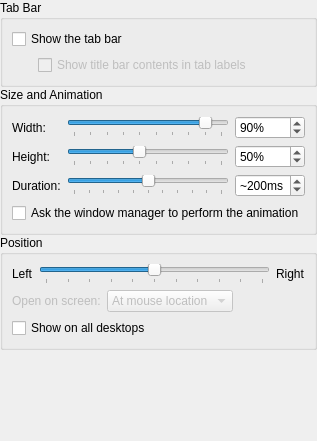
Above: app/config/windowsettings.ui from KDE/yakuake before the change. Below: the same form after it.
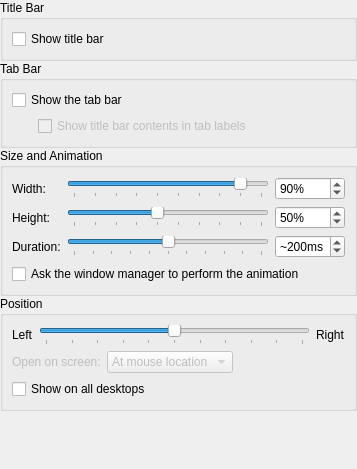
That is the form after the change.

```diff
--- a/app/config/windowsettings.ui
+++ b/app/config/windowsettings.ui
@@ -6,8 +6,8 @@
    <rect>
     <x>0</x>
     <y>0</y>
-    <width>289</width>
-    <height>441</height>
+    <width>357</width>
+    <height>469</height>
    </rect>
   </property>
   <layout class="QVBoxLayout" name="verticalLayout">
@@ -17,6 +17,37 @@
    <property name="margin">
     <number>0</number>
    </property>
+   <property name="topMargin">
+    <number>0</number>
+   </property>
+   <property name="rightMargin">
+    <number>0</number>
+   </property>
+   <property name="bottomMargin">
+    <number>0</number>
+   </property>
+   <item>
+    <widget class="QGroupBox" name="groupBox_0">
+     <property name="title">
+      <string>Title Bar</string>
+     </property>
+     <layout class="QVBoxLayout" name="verticalLayout_3">
+      <item>
+       <widget class="QCheckBox" name="kcfg_ShowTitleBar">
+        <property name="text">
+         <string>Show title bar</string>
+        </property>
+        <property name="checked">
+         <bool>false</bool>
+        </property>
+        <property name="tristate">
+         <bool>false</bool>
+        </property>
+       </widget>
+      </item>
+     </layout>
+    </widget>
+   </item>
    <item>
     <widget class="QGroupBox" name="groupBox_1">
      <property name="title">
```
Left out of the diff: 38 changed lines with no effect on the pictures.
